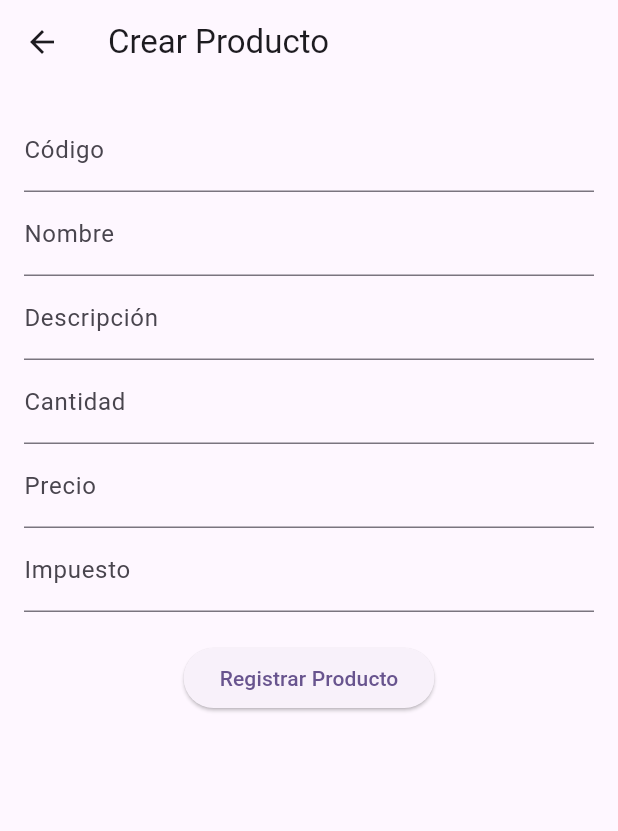
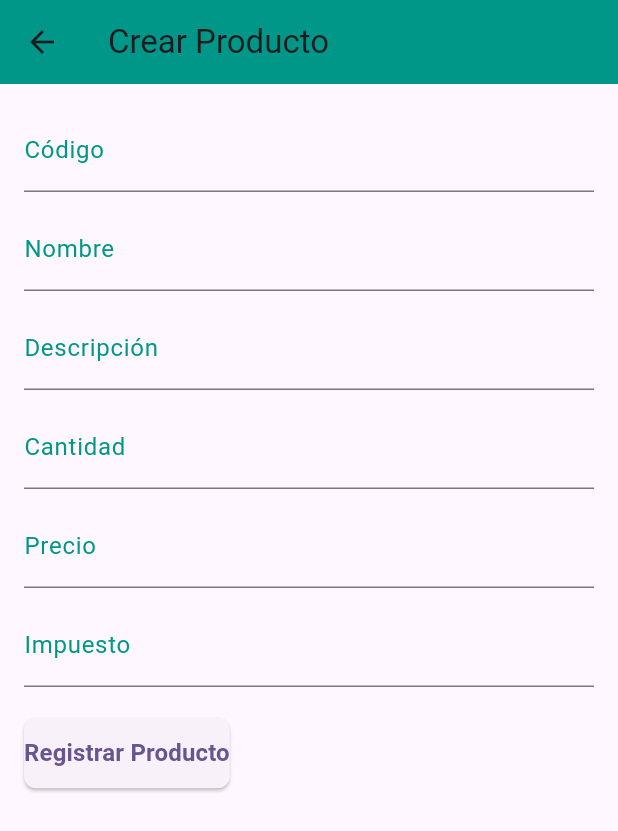
Before and after one commit to Nacho2802/Flutter_proyecto_consumo_api, a Flutter app: the CrearProductoScreen screen opened directly, on a phone screen of 412 x 824 dp. Shown: the top 831 px of the screen. Run offline on Flutter 3.47's test engine with Material 3 defaults, Android fonts, the phone set to English and light mode, and no system bars; our stand-ins replace logger; network calls fail.

Commit message:
Cambios echos, CRUD funcional

```diff
--- a/flutter_application_update/lib/screens/create_product_screen.dart
+++ b/flutter_application_update/lib/screens/create_product_screen.dart
@@ -1,6 +1,7 @@
 import 'package:flutter/material.dart';
 import 'package:http/http.dart' as http;
 import 'dart:convert';
+import 'welcome_screen.dart';
 
 class CrearProductoScreen extends StatefulWidget {
   @override
@@ -18,7 +19,7 @@ class _CrearProductoScreenState extends State<CrearProductoScreen> {
   final TextEditingController _precioController = TextEditingController();
   final TextEditingController _impuestoController = TextEditingController();
 
-  // Función para enviar los datos al backend
+
 Future<void> crearProducto() async {
   final String apiUrl = "http://192.168.1.9/api_flutter/index.php";
 
@@ -38,13 +39,27 @@ class _CrearProductoScreenState extends State<CrearProductoScreen> {
   );
 
   if (response.statusCode == 200) {
+    try {
+      // Intentamos parsear la respuesta como JSON
       final Map<String, dynamic> responseData = json.decode(response.body);
-      if (responseData["message"] == "Producto registrado correctamente") {
+
+      // Verificamos el mensaje recibido en la respuesta
+      if (responseData["message"] == "Producto agregado correctamente") {
         // Mostrar mensaje de éxito
         ScaffoldMessenger.of(context).showSnackBar(SnackBar(content: Text('Producto registrado exitosamente')));
+
+        // Redirigir a la pantalla de bienvenida
+        Navigator.pushReplacement(
+          context,
+          MaterialPageRoute(builder: (context) => WelcomeScreen()), // Reemplazar "WelcomeScreen" con el nombre de tu pantalla de bienvenida
+        );
       } else {
         // Mostrar mensaje de error
         ScaffoldMessenger.of(context).showSnackBar(SnackBar(content: Text('Error al registrar el producto')));
+      }
+    } catch (e) {
+      // Si ocurre un error al parsear el JSON
+      ScaffoldMessenger.of(context).showSnackBar(SnackBar(content: Text('Error al procesar la respuesta del servidor')));
     }
   } else {
     // Error de la solicitud
@@ -52,19 +67,32 @@ class _CrearProductoScreenState extends State<CrearProductoScreen> {
   }
 }
 
+
+
  @override
 Widget build(BuildContext context) {
   return Scaffold(
-      appBar: AppBar(title: Text("Crear Producto")),
+    appBar: AppBar(
+      title: Text("Crear Producto"),
+      backgroundColor: Colors.teal, // Color más atractivo para el appBar
+    ),
     body: Padding(
       padding: const EdgeInsets.all(16.0),
+      child: SingleChildScrollView( // Permite el desplazamiento en pantallas más pequeñas
         child: Form(
           key: _formKey,
           child: Column(
+            crossAxisAlignment: CrossAxisAlignment.start, // Alineación de los campos
             children: <Widget>[
               TextFormField(
                 controller: _codigoController,
-                decoration: InputDecoration(labelText: 'Código'),
+                decoration: InputDecoration(
+                  labelText: 'Código',
+                  labelStyle: TextStyle(color: Colors.teal), // Color del texto de la etiqueta
+                  focusedBorder: UnderlineInputBorder(
+                    borderSide: BorderSide(color: Colors.teal), // Borde al enfocarse
+                  ),
+                ),
                 validator: (value) {
                   if (value == null || value.isEmpty) {
                     return 'Por favor ingresa el código';
@@ -72,9 +100,16 @@ class _CrearProductoScreenState extends State<CrearProductoScreen> {
                   return null;
                 },
               ),
+              SizedBox(height: 10), // Espaciado entre los campos
               TextFormField(
                 controller: _nombreController,
-                decoration: InputDecoration(labelText: 'Nombre'),
+                decoration: InputDecoration(
+                  labelText: 'Nombre',
+                  labelStyle: TextStyle(color: Colors.teal),
+                  focusedBorder: UnderlineInputBorder(
+                    borderSide: BorderSide(color: Colors.teal),
+                  ),
+                ),
                 validator: (value) {
                   if (value == null || value.isEmpty) {
                     return 'Por favor ingresa el nombre';
@@ -82,9 +117,16 @@ class _CrearProductoScreenState extends State<CrearProductoScreen> {
                   return null;
                 },
               ),
+              SizedBox(height: 10),
               TextFormField(
                 controller: _descripcionController,
-                decoration: InputDecoration(labelText: 'Descripción'),
+                decoration: InputDecoration(
+                  labelText: 'Descripción',
+                  labelStyle: TextStyle(color: Colors.teal),
+                  focusedBorder: UnderlineInputBorder(
+                    borderSide: BorderSide(color: Colors.teal),
+                  ),
+                ),
                 validator: (value) {
                   if (value == null || value.isEmpty) {
                     return 'Por favor ingresa la descripción';
@@ -92,9 +134,16 @@ class _CrearProductoScreenState extends State<CrearProductoScreen> {
                   return null;
                 },
               ),
+              SizedBox(height: 10),
               TextFormField(
                 controller: _cantidadController,
-                decoration: InputDecoration(labelText: 'Cantidad'),
+                decoration: InputDecoration(
+                  labelText: 'Cantidad',
+                  labelStyle: TextStyle(color: Colors.teal),
+                  focusedBorder: UnderlineInputBorder(
+                    borderSide: BorderSide(color: Colors.teal),
+                  ),
+                ),
                 keyboardType: TextInputType.number,
                 validator: (value) {
                   if (value == null || value.isEmpty) {
@@ -103,9 +152,16 @@ class _CrearProductoScreenState extends State<CrearProductoScreen> {
                   return null;
                 },
               ),
+              SizedBox(height: 10),
               TextFormField(
                 controller: _precioController,
-                decoration: InputDecoration(labelText: 'Precio'),
+                decoration: InputDecoration(
+                  labelText: 'Precio',
+                  labelStyle: TextStyle(color: Colors.teal),
+                  focusedBorder: UnderlineInputBorder(
+                    borderSide: BorderSide(color: Colors.teal),
+                  ),
+                ),
                 keyboardType: TextInputType.number,
                 validator: (value) {
                   if (value == null || value.isEmpty) {
@@ -114,9 +170,16 @@ class _CrearProductoScreenState extends State<CrearProductoScreen> {
                   return null;
                 },
               ),
+              SizedBox(height: 10),
               TextFormField(
                 controller: _impuestoController,
-                decoration: InputDecoration(labelText: 'Impuesto'),
+                decoration: InputDecoration(
+                  labelText: 'Impuesto',
+                  labelStyle: TextStyle(color: Colors.teal),
+                  focusedBorder: UnderlineInputBorder(
+                    borderSide: BorderSide(color: Colors.teal),
+                  ),
+                ),
                 keyboardType: TextInputType.number,
                 validator: (value) {
                   if (value == null || value.isEmpty) {
@@ -132,12 +195,23 @@ class _CrearProductoScreenState extends State<CrearProductoScreen> {
                     crearProducto(); // Llamada para registrar el producto
                   }
                 },
-                child: Text('Registrar Producto'),
+                child: Text(
+                  'Registrar Producto',
+                  style: TextStyle(fontSize: 16, fontWeight: FontWeight.bold), // Texto más destacado
+                ),
+                style: ElevatedButton.styleFrom(
+                  padding: EdgeInsets.symmetric(vertical: 12), // Mayor espacio en el botón
+                  shape: RoundedRectangleBorder(
+                    borderRadius: BorderRadius.circular(8), // Bordes redondeados
+                  ),
+                ),
               ),
             ],
           ),
         ),
       ),
+    ),
   );
 }
+
 }
--- a/flutter_application_update/lib/screens/edit_record_screen.dart
+++ b/flutter_application_update/lib/screens/edit_record_screen.dart
@@ -66,7 +66,7 @@ class _EditRecordScreenState extends State<EditRecordScreen> {
       return;
     }
 
-    final url = Uri.parse('http://192.168.1.8/api_flutter/index.php'); // Cambiar localhost si usas emulador Android
+    final url = Uri.parse('http://192.168.1.9/api_flutter/index.php'); // Cambiar localhost si usas emulador Android
 
     try {
       final response = await http.put(
```
Also changed, not shown: flutter_application_update/lib/screens/delete_product_screen.dart (added, +105 -0 lines), flutter_application_update/lib/screens/list_screen.dart (+94 -63 lines), flutter_application_update/lib/screens/welcome_screen.dart (+15 -3 lines). Lines whose indentation alone changed are shown as unchanged.
